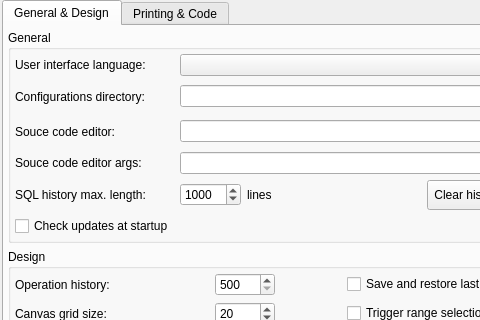
Above: libpgmodeler_ui/ui/generalconfigwidget.ui from pgmodeler/pgmodeler before the change; both pictures show x 0 to 480 and y 0 to 320 of the 671 by 587 pixel window. Below: the same form after it.
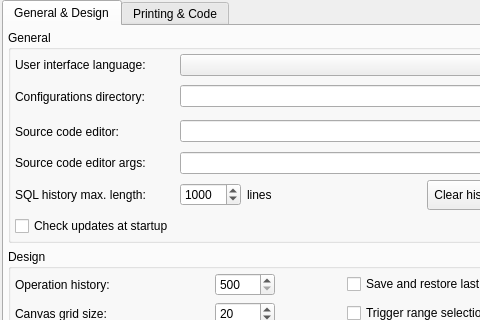
That is the form after the change. Icons and pictures are not drawn.

Commit message:
Corrected typo
"Souce" -> "Source"

```diff
--- a/libpgmodeler_ui/ui/generalconfigwidget.ui
+++ b/libpgmodeler_ui/ui/generalconfigwidget.ui
@@ -1014,7 +1014,7 @@
           <item row="4" column="1">
            <widget class="QLabel" name="label_4">
             <property name="text">
-             <string>Souce code editor args:</string>
+             <string>Source code editor args:</string>
             </property>
            </widget>
           </item>
@@ -1322,7 +1322,7 @@
           <item row="2" column="1">
            <widget class="QLabel" name="label_3">
             <property name="text">
-             <string>Souce code editor:</string>
+             <string>Source code editor:</string>
             </property>
            </widget>
           </item>
```
